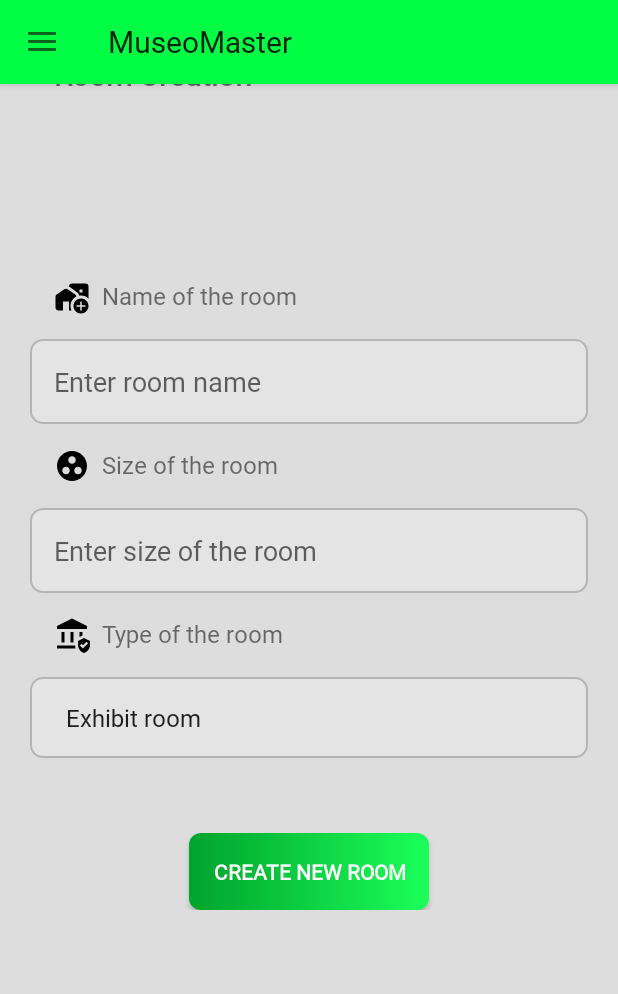
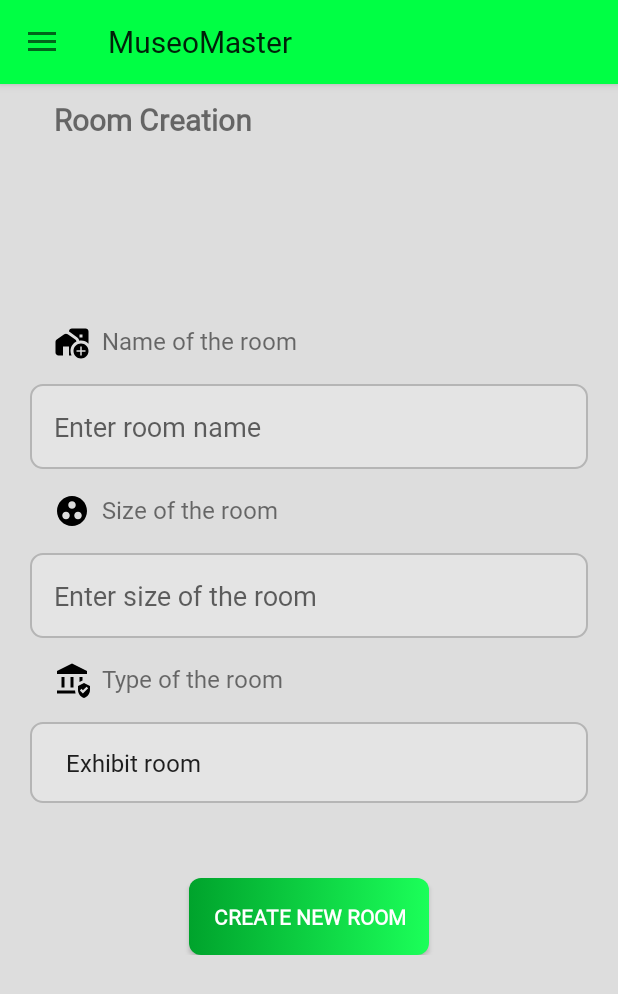
Before and after one commit to LukaszKrolicki/MuseoMaster-Mobile, an Android app: the fragment AddRoomFragment placed in its activity, on a phone screen of 412 x 824 dp. Shown: the top 994 px of the screen. Run offline under Robolectric (Android 15) with nearby library versions, the phone set to English and light mode, and no system bars.

Commit message:
create Room added

```diff
--- a/app/src/main/res/layout/fragment_add_room.xml
+++ b/app/src/main/res/layout/fragment_add_room.xml
@@ -5,7 +5,7 @@
     android:layout_height="match_parent"
     tools:context=".controllers.AdminControllers.AddRoomFragment"
     android:layout_marginHorizontal="20dp"
-    android:layout_marginVertical="20dp">
+    android:layout_marginVertical="50dp">
 
 
     <TextView
@@ -126,7 +126,17 @@
             android:id="@+id/add_room"
             android:textStyle="bold"
             android:padding="16dp" />
-
+        <TextView
+            android:layout_width="match_parent"
+            android:id="@+id/error_lbl"
+            android:layout_height="wrap_content"
+            android:gravity="center"
+            android:text="User Creation error"
+            android:textSize="17sp"
+            android:visibility="gone"
+            android:textColor="@color/error"
+            android:textStyle="bold"
+            android:padding="0dp" />
     </LinearLayout>
 
 </FrameLayout>
```
Also changed, not shown: app/src/main/java/eu/pl/snk/senseibunny/museomaster/controllers/AdminControllers/AddRoomFragment.kt (+43 -0 lines).
